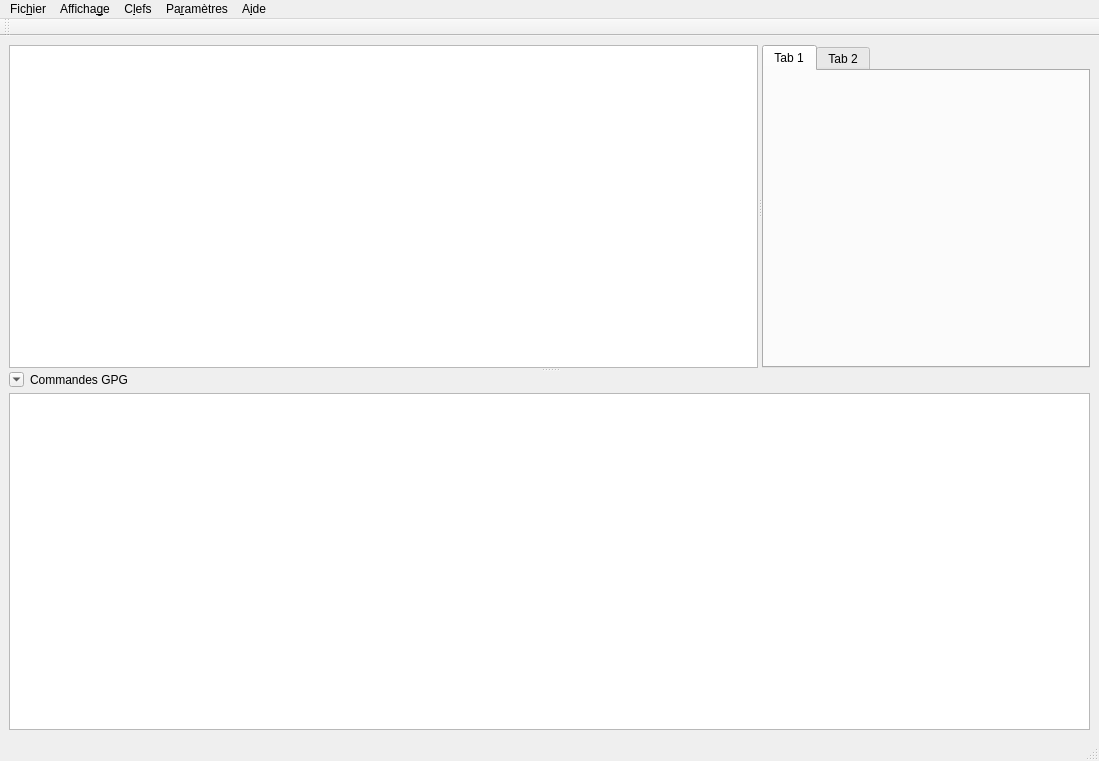
Qt form GuiPG/src/View/mainwindow.ui (Diakakodo/GuiPG) before a commit.
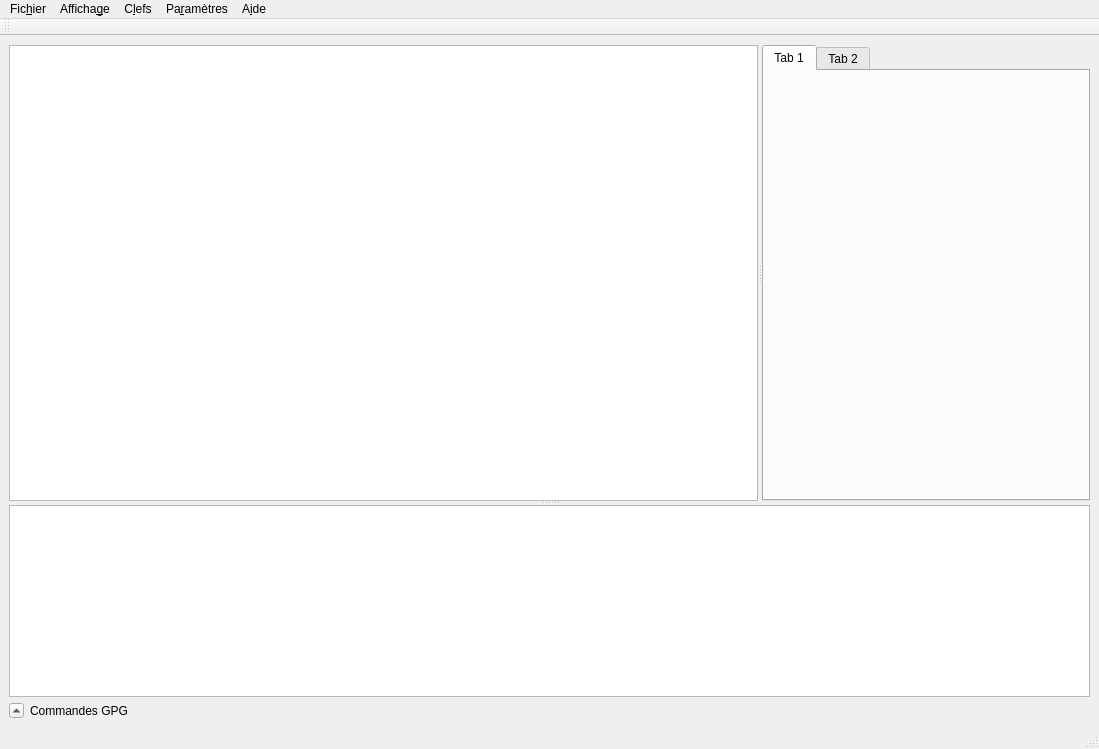
The same form after that commit.

Commit message: Interface: Ajout des sous menus 'changer de profil' et 'suppresion de profile' dans mainwindow. Ajout de l'interface de selection et suppresion de profile non terminé.

The edit to the form file:
```diff
--- a/GuiPG/src/View/mainwindow.ui
+++ b/GuiPG/src/View/mainwindow.ui
@@ -7,7 +7,7 @@
     <x>0</x>
     <y>0</y>
     <width>1099</width>
-    <height>761</height>
+    <height>749</height>
    </rect>
   </property>
   <property name="windowTitle">
@@ -17,10 +17,22 @@
    <layout class="QVBoxLayout" name="verticalLayout_2">
     <item>
      <widget class="QSplitter" name="splitter_2">
+      <property name="sizePolicy">
+       <sizepolicy hsizetype="Preferred" vsizetype="Preferred">
+        <horstretch>0</horstretch>
+        <verstretch>0</verstretch>
+       </sizepolicy>
+      </property>
       <property name="orientation">
        <enum>Qt::Vertical</enum>
       </property>
       <widget class="QSplitter" name="splitter">
+       <property name="sizePolicy">
+        <sizepolicy hsizetype="Preferred" vsizetype="Maximum">
+         <horstretch>0</horstretch>
+         <verstretch>100</verstretch>
+        </sizepolicy>
+       </property>
        <property name="orientation">
         <enum>Qt::Horizontal</enum>
        </property>
@@ -40,8 +52,45 @@
       </widget>
       <widget class="QWidget" name="layoutWidget">
        <layout class="QVBoxLayout" name="verticalLayout">
+        <property name="sizeConstraint">
+         <enum>QLayout::SetDefaultConstraint</enum>
+        </property>
+        <item>
+         <widget class="QTextBrowser" name="textBrowser">
+          <property name="sizePolicy">
+           <sizepolicy hsizetype="Expanding" vsizetype="Expanding">
+            <horstretch>0</horstretch>
+            <verstretch>0</verstretch>
+           </sizepolicy>
+          </property>
+          <property name="minimumSize">
+           <size>
+            <width>0</width>
+            <height>0</height>
+           </size>
+          </property>
+          <property name="sizeIncrement">
+           <size>
+            <width>0</width>
+            <height>0</height>
+           </size>
+          </property>
+          <property name="baseSize">
+           <size>
+            <width>0</width>
+            <height>0</height>
+           </size>
+          </property>
+         </widget>
+        </item>
         <item>
          <layout class="QHBoxLayout" name="horizontalLayout">
+          <property name="spacing">
+           <number>6</number>
+          </property>
+          <property name="sizeConstraint">
+           <enum>QLayout::SetFixedSize</enum>
+          </property>
           <item>
            <widget class="QToolButton" name="toolButton">
             <property name="minimumSize">
@@ -69,12 +118,30 @@
              <bool>true</bool>
             </property>
             <property name="arrowType">
-             <enum>Qt::DownArrow</enum>
+             <enum>Qt::UpArrow</enum>
             </property>
            </widget>
           </item>
           <item>
            <widget class="QLabel" name="label">
+            <property name="sizePolicy">
+             <sizepolicy hsizetype="Fixed" vsizetype="Fixed">
+              <horstretch>0</horstretch>
+              <verstretch>0</verstretch>
+             </sizepolicy>
+            </property>
+            <property name="maximumSize">
+             <size>
+              <width>200</width>
+              <height>15</height>
+             </size>
+            </property>
+            <property name="baseSize">
+             <size>
+              <width>0</width>
+              <height>15</height>
+             </size>
+            </property>
             <property name="text">
              <string>Commandes GPG</string>
             </property>
@@ -85,6 +152,9 @@
             <property name="orientation">
              <enum>Qt::Horizontal</enum>
             </property>
+            <property name="sizeType">
+             <enum>QSizePolicy::Expanding</enum>
+            </property>
             <property name="sizeHint" stdset="0">
              <size>
               <width>958</width>
@@ -95,34 +165,6 @@
           </item>
          </layout>
         </item>
-        <item>
-         <widget class="QTextBrowser" name="textBrowser">
-          <property name="sizePolicy">
-           <sizepolicy hsizetype="Expanding" vsizetype="Expanding">
-            <horstretch>0</horstretch>
-            <verstretch>0</verstretch>
-           </sizepolicy>
-          </property>
-          <property name="minimumSize">
-           <size>
-            <width>0</width>
-            <height>0</height>
-           </size>
-          </property>
-          <property name="sizeIncrement">
-           <size>
-            <width>0</width>
-            <height>0</height>
-           </size>
-          </property>
-          <property name="baseSize">
-           <size>
-            <width>0</width>
-            <height>0</height>
-           </size>
-          </property>
-         </widget>
-        </item>
        </layout>
       </widget>
      </widget>
```
Left out of the diff: 34 changed lines with no effect on the pictures. The commit also changes 6 other files.
